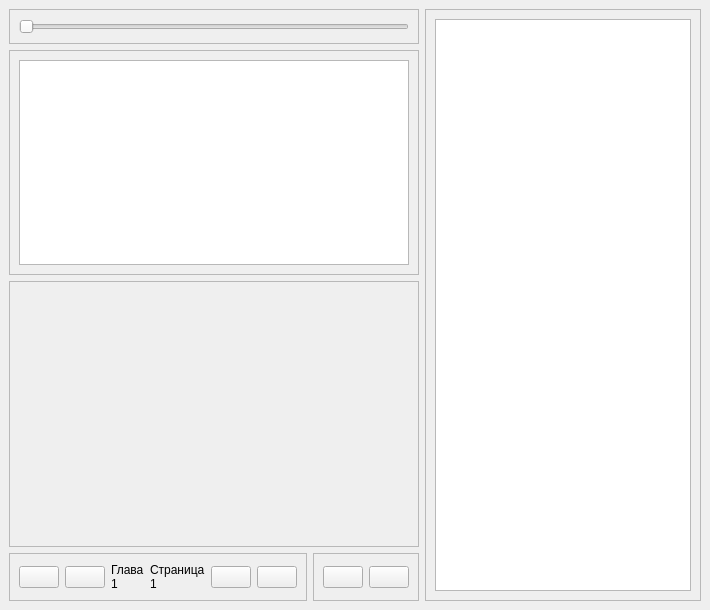
Qt form data/ui/windows/reader.ui (brandonzorn/Nlight) before a commit.
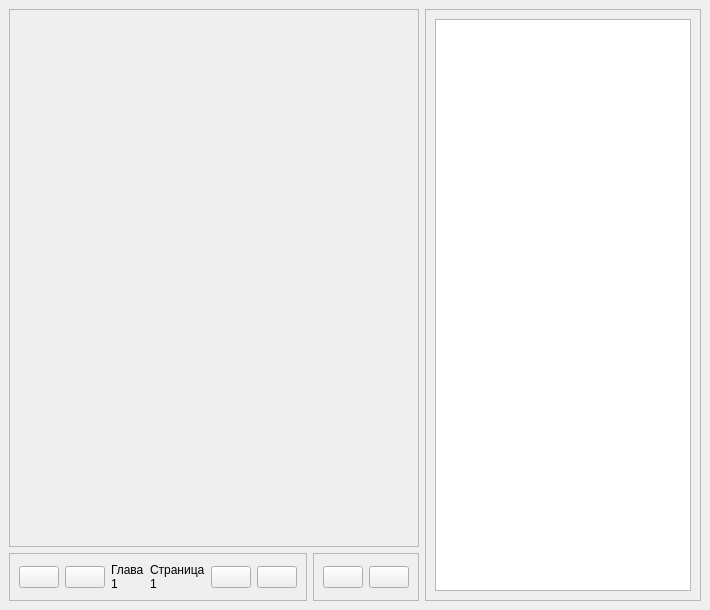
The same form after that commit.

The edit to the form file:
```diff
--- a/data/ui/windows/reader.ui
+++ b/data/ui/windows/reader.ui
@@ -43,90 +43,7 @@
         <number>0</number>
        </property>
        <item>
-        <widget class="QWidget" name="text_reader" native="true">
-         <property name="sizePolicy">
-          <sizepolicy hsizetype="Preferred" vsizetype="Preferred">
-           <horstretch>0</horstretch>
-           <verstretch>0</verstretch>
-          </sizepolicy>
-         </property>
-         <layout class="QVBoxLayout" name="verticalLayout_2" stretch="0,0">
-          <property name="leftMargin">
-           <number>0</number>
-          </property>
-          <property name="topMargin">
-           <number>0</number>
-          </property>
-          <property name="rightMargin">
-           <number>0</number>
-          </property>
-          <property name="bottomMargin">
-           <number>0</number>
-          </property>
-          <item>
-           <widget class="QFrame" name="size_frame">
-            <property name="frameShape">
-             <enum>QFrame::StyledPanel</enum>
-            </property>
-            <property name="frameShadow">
-             <enum>QFrame::Raised</enum>
-            </property>
-            <layout class="QHBoxLayout" name="horizontalLayout">
-             <item>
-              <widget class="QSlider" name="text_size_slider">
-               <property name="enabled">
-                <bool>true</bool>
-               </property>
-               <property name="focusPolicy">
-                <enum>Qt::NoFocus</enum>
-               </property>
-               <property name="minimum">
-                <number>9</number>
-               </property>
-               <property name="maximum">
-                <number>25</number>
-               </property>
-               <property name="orientation">
-                <enum>Qt::Horizontal</enum>
-               </property>
-              </widget>
-             </item>
-            </layout>
-           </widget>
-          </item>
-          <item>
-           <widget class="QFrame" name="content_frame">
-            <property name="frameShape">
-             <enum>QFrame::StyledPanel</enum>
-            </property>
-            <property name="frameShadow">
-             <enum>QFrame::Raised</enum>
-            </property>
-            <layout class="QVBoxLayout" name="verticalLayout_6">
-             <item>
-              <widget class="QTextBrowser" name="text">
-               <property name="horizontalScrollBarPolicy">
-                <enum>Qt::ScrollBarAlwaysOff</enum>
-               </property>
-               <property name="autoFormatting">
-                <set>QTextEdit::AutoNone</set>
-               </property>
-               <property name="acceptRichText">
-                <bool>true</bool>
-               </property>
-               <property name="textInteractionFlags">
-                <set>Qt::NoTextInteraction</set>
-               </property>
-              </widget>
-             </item>
-            </layout>
-           </widget>
-          </item>
-         </layout>
-        </widget>
-       </item>
-       <item>
-        <widget class="QFrame" name="image_reader">
+        <widget class="QFrame" name="reader_frame">
          <property name="sizePolicy">
           <sizepolicy hsizetype="Expanding" vsizetype="Expanding">
            <horstretch>0</horstretch>
@@ -139,7 +56,7 @@
          <property name="frameShadow">
           <enum>QFrame::Raised</enum>
          </property>
-         <layout class="QHBoxLayout" name="horizontalLayout_2"/>
+         <layout class="QHBoxLayout" name="reader_layout"/>
         </widget>
        </item>
        <item>
```
